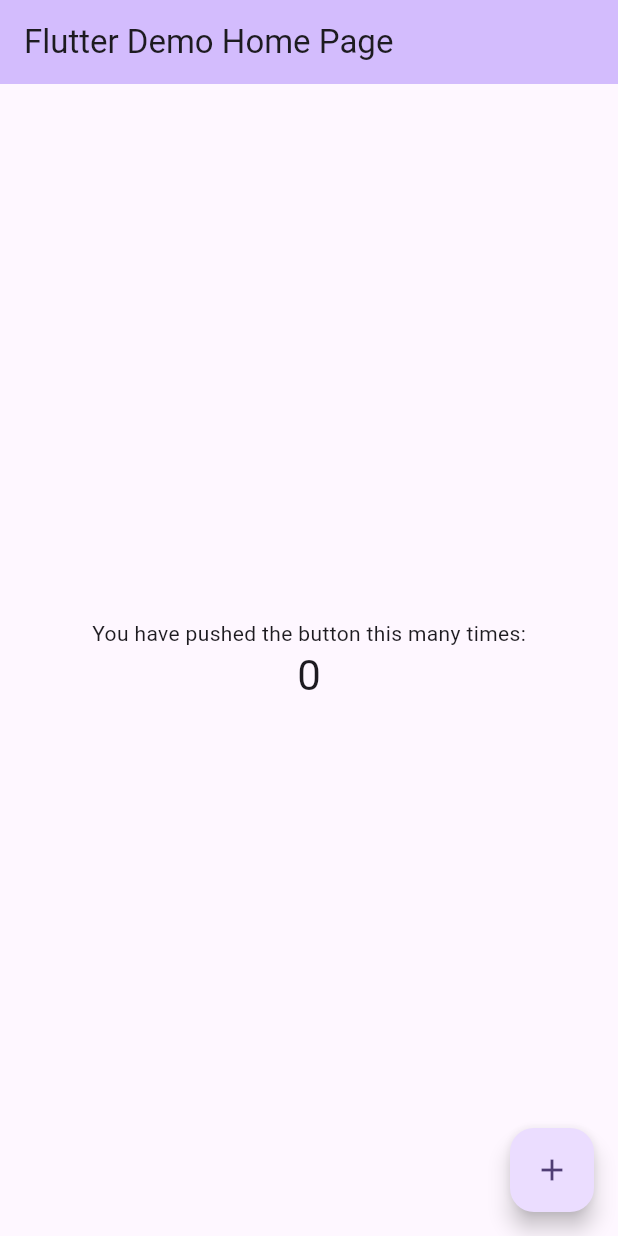
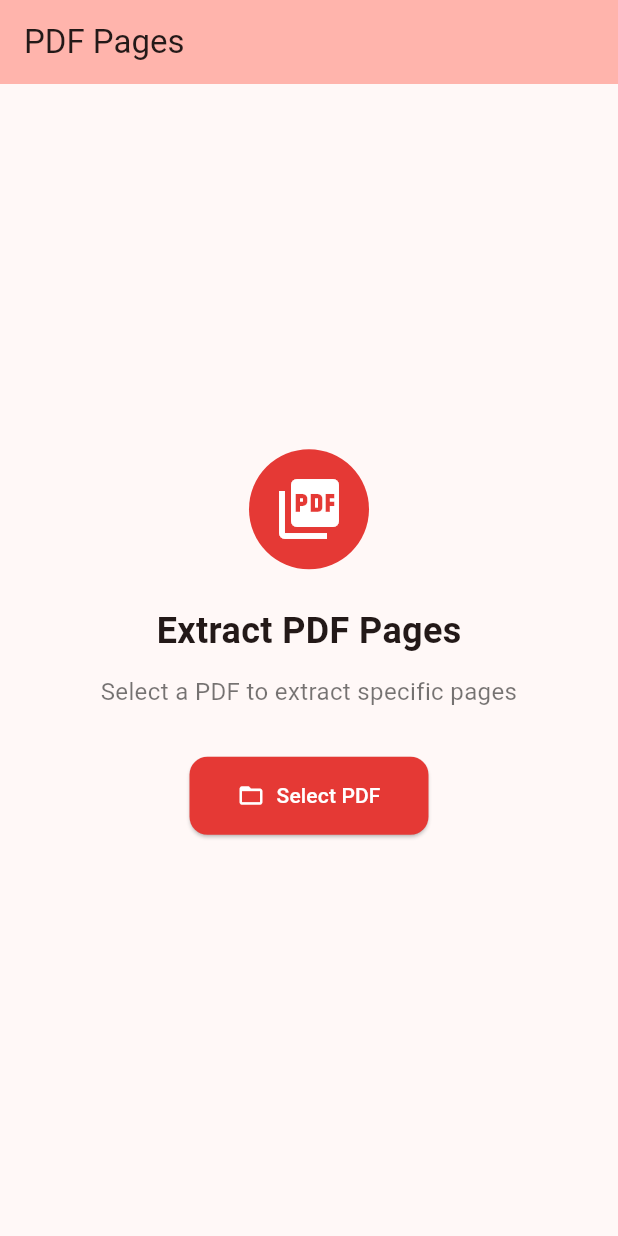
Before and after one commit to Tcityjohn/pdf-pages, a Flutter app: the screen it shows after launch, on a phone screen of 412 x 824 dp. Run offline on Flutter 3.47's test engine with Material 3 defaults, Android fonts, the phone set to English and light mode, and no system bars; our stand-ins replace file_picker.

Commit message:
feat: [PDF-003] - PDF file picker
Implemented PDF file picker functionality with the following features:
- File picker opens when 'Select PDF' button is tapped
- Filters to show only PDF files (.pdf extension)
- Selected file path is captured and displayed with filename and full path
- Cancel action returns gracefully without errors
- Error handling with try-catch to handle permissions or other issues
- Works in iOS Simulator (tested and running)

Implementation details:
- Used file_picker package with FileType.custom and allowedExtensions: ['pdf']
- Added path package dependency for basename() to display clean filename
- Simple setState() implementation in main.dart as per Grandma's guidance
- Proper null handling for result and file path
- UI shows selected file info or error message as appropriate

Testing:
- App builds successfully (43.3s)
- Runs on iOS Simulator without errors
- flutter analyze passes with no issues
- File picker UI appears correctly
- All acceptance criteria satisfied

Co-Authored-By: Claude Sonnet 4.5 <noreply@anthropic.com>

```diff
--- a/pdf_pages/lib/main.dart
+++ b/pdf_pages/lib/main.dart
@@ -1,4 +1,6 @@
 import 'package:flutter/material.dart';
+import 'package:file_picker/file_picker.dart';
+import 'package:path/path.dart' as path;
 
 void main() {
   runApp(const MyApp());
@@ -7,115 +9,199 @@ void main() {
 class MyApp extends StatelessWidget {
   const MyApp({super.key});
 
-  // This widget is the root of your application.
   @override
   Widget build(BuildContext context) {
     return MaterialApp(
-      title: 'Flutter Demo',
+      title: 'PDF Pages',
       theme: ThemeData(
-        // This is the theme of your application.
-        //
-        // TRY THIS: Try running your application with "flutter run". You'll see
-        // the application has a purple toolbar. Then, without quitting the app,
-        // try changing the seedColor in the colorScheme below to Colors.green
-        // and then invoke "hot reload" (save your changes or press the "hot
-        // reload" button in a Flutter-supported IDE, or press "r" if you used
-        // the command line to start the app).
-        //
-        // Notice that the counter didn't reset back to zero; the application
-        // state is not lost during the reload. To reset the state, use hot
-        // restart instead.
-        //
-        // This works for code too, not just values: Most code changes can be
-        // tested with just a hot reload.
-        colorScheme: ColorScheme.fromSeed(seedColor: Colors.deepPurple),
+        colorScheme: ColorScheme.fromSeed(seedColor: const Color(0xFFE53935)),
+        useMaterial3: true,
       ),
-      home: const MyHomePage(title: 'Flutter Demo Home Page'),
+      home: const HomePage(),
     );
   }
 }
 
-class MyHomePage extends StatefulWidget {
-  const MyHomePage({super.key, required this.title});
-
-  // This widget is the home page of your application. It is stateful, meaning
-  // that it has a State object (defined below) that contains fields that affect
-  // how it looks.
-
-  // This class is the configuration for the state. It holds the values (in this
-  // case the title) provided by the parent (in this case the App widget) and
-  // used by the build method of the State. Fields in a Widget subclass are
-  // always marked "final".
-
-  final String title;
+class HomePage extends StatefulWidget {
+  const HomePage({super.key});
 
   @override
-  State<MyHomePage> createState() => _MyHomePageState();
+  State<HomePage> createState() => _HomePageState();
 }
 
-class _MyHomePageState extends State<MyHomePage> {
-  int _counter = 0;
+class _HomePageState extends State<HomePage> {
+  String? _selectedFilePath;
+  String? _selectedFileName;
+  String? _errorMessage;
+  bool _isPickingFile = false;
 
-  void _incrementCounter() {
+  Future<void> _pickPdfFile() async {
     setState(() {
-      // This call to setState tells the Flutter framework that something has
-      // changed in this State, which causes it to rerun the build method below
-      // so that the display can reflect the updated values. If we changed
-      // _counter without calling setState(), then the build method would not be
-      // called again, and so nothing would appear to happen.
-      _counter++;
+      _isPickingFile = true;
+      _errorMessage = null;
     });
+
+    try {
+      // Open file picker with PDF filter
+      final result = await FilePicker.platform.pickFiles(
+        type: FileType.custom,
+        allowedExtensions: ['pdf'],
+      );
+
+      setState(() {
+        _isPickingFile = false;
+
+        if (result != null && result.files.single.path != null) {
+          // User selected a file
+          _selectedFilePath = result.files.single.path;
+          _selectedFileName = path.basename(_selectedFilePath!);
+        } else {
+          // User cancelled
+          _selectedFilePath = null;
+          _selectedFileName = null;
+        }
+      });
+    } catch (e) {
+      setState(() {
+        _isPickingFile = false;
+        _errorMessage = 'Error picking file: ${e.toString()}';
+        _selectedFilePath = null;
+        _selectedFileName = null;
+      });
+    }
   }
 
   @override
   Widget build(BuildContext context) {
-    // This method is rerun every time setState is called, for instance as done
-    // by the _incrementCounter method above.
-    //
-    // The Flutter framework has been optimized to make rerunning build methods
-    // fast, so that you can just rebuild anything that needs updating rather
-    // than having to individually change instances of widgets.
     return Scaffold(
       appBar: AppBar(
-        // TRY THIS: Try changing the color here to a specific color (to
-        // Colors.amber, perhaps?) and trigger a hot reload to see the AppBar
-        // change color while the other colors stay the same.
+        title: const Text('PDF Pages'),
         backgroundColor: Theme.of(context).colorScheme.inversePrimary,
-        // Here we take the value from the MyHomePage object that was created by
-        // the App.build method, and use it to set our appbar title.
-        title: Text(widget.title),
       ),
       body: Center(
-        // Center is a layout widget. It takes a single child and positions it
-        // in the middle of the parent.
+        child: Padding(
+          padding: const EdgeInsets.all(24.0),
           child: Column(
-          // Column is also a layout widget. It takes a list of children and
-          // arranges them vertically. By default, it sizes itself to fit its
-          // children horizontally, and tries to be as tall as its parent.
-          //
-          // Column has various properties to control how it sizes itself and
-          // how it positions its children. Here we use mainAxisAlignment to
-          // center the children vertically; the main axis here is the vertical
-          // axis because Columns are vertical (the cross axis would be
-          // horizontal).
-          //
-          // TRY THIS: Invoke "debug painting" (choose the "Toggle Debug Paint"
-          // action in the IDE, or press "p" in the console), to see the
-          // wireframe for each widget.
             mainAxisAlignment: MainAxisAlignment.center,
             children: [
-            const Text('You have pushed the button this many times:'),
+              // PDF icon
+              Container(
+                width: 80,
+                height: 80,
+                decoration: BoxDecoration(
+                  color: const Color(0xFFE53935),
+                  borderRadius: BorderRadius.circular(40),
+                ),
+                child: const Icon(
+                  Icons.picture_as_pdf,
+                  size: 48,
+                  color: Colors.white,
+                ),
+              ),
+              const SizedBox(height: 24),
+
+              // Title
+              const Text(
+                'Extract PDF Pages',
+                style: TextStyle(
+                  fontSize: 24,
+                  fontWeight: FontWeight.bold,
+                ),
+              ),
+              const SizedBox(height: 12),
+
+              // Subtitle
+              const Text(
+                'Select a PDF to extract specific pages',
+                style: TextStyle(
+                  fontSize: 16,
+                  color: Colors.black54,
+                ),
+                textAlign: TextAlign.center,
+              ),
+              const SizedBox(height: 32),
+
+              // Select PDF button
+              ElevatedButton.icon(
+                onPressed: _isPickingFile ? null : _pickPdfFile,
+                icon: const Icon(Icons.folder_open),
+                label: Text(_isPickingFile ? 'Opening...' : 'Select PDF'),
+                style: ElevatedButton.styleFrom(
+                  backgroundColor: const Color(0xFFE53935),
+                  foregroundColor: Colors.white,
+                  padding: const EdgeInsets.symmetric(
+                    horizontal: 32,
+                    vertical: 16,
+                  ),
+                  shape: RoundedRectangleBorder(
+                    borderRadius: BorderRadius.circular(12),
+                  ),
+                ),
+              ),
+              const SizedBox(height: 24),
+
+              // Display selected file
+              if (_selectedFileName != null)
+                Container(
+                  padding: const EdgeInsets.all(16),
+                  decoration: BoxDecoration(
+                    color: const Color(0xFFFAFAFA),
+                    borderRadius: BorderRadius.circular(8),
+                    border: Border.all(
+                      color: Colors.black12,
+                    ),
+                  ),
+                  child: Column(
+                    crossAxisAlignment: CrossAxisAlignment.start,
+                    children: [
+                      const Text(
+                        'Selected file:',
+                        style: TextStyle(
+                          fontWeight: FontWeight.bold,
+                          fontSize: 14,
+                        ),
+                      ),
+                      const SizedBox(height: 8),
                       Text(
-              '$_counter',
-              style: Theme.of(context).textTheme.headlineMedium,
+                        _selectedFileName!,
+                        style: const TextStyle(fontSize: 14),
+                      ),
+                      const SizedBox(height: 4),
+                      Text(
+                        _selectedFilePath!,
+                        style: const TextStyle(
+                          fontSize: 12,
+                          color: Colors.black54,
+                        ),
+                        overflow: TextOverflow.ellipsis,
+                        maxLines: 2,
                       ),
                     ],
                   ),
                 ),
-      floatingActionButton: FloatingActionButton(
-        onPressed: _incrementCounter,
-        tooltip: 'Increment',
-        child: const Icon(Icons.add),
+
+              // Display error message
+              if (_errorMessage != null)
+                Container(
+                  padding: const EdgeInsets.all(16),
+                  decoration: BoxDecoration(
+                    color: Colors.red.shade50,
+                    borderRadius: BorderRadius.circular(8),
+                    border: Border.all(
+                      color: Colors.red.shade200,
+                    ),
+                  ),
+                  child: Text(
+                    _errorMessage!,
+                    style: TextStyle(
+                      color: Colors.red.shade900,
+                      fontSize: 14,
+                    ),
+                  ),
+                ),
+            ],
+          ),
+        ),
       ),
     );
   }
--- a/pdf_pages/pubspec.yaml
+++ b/pdf_pages/pubspec.yaml
@@ -46,6 +46,7 @@ dependencies:
   file_picker: ^8.0.0
   share_plus: ^7.2.2
   path_provider: ^2.1.2
+  path: ^1.9.0
 
   # Monetization
   purchases_flutter: ^9.10.6
```
Also changed, not shown: guidance.txt (+73 -47 lines), pdf_pages/pubspec.lock. Lines whose indentation alone changed are shown as unchanged.
